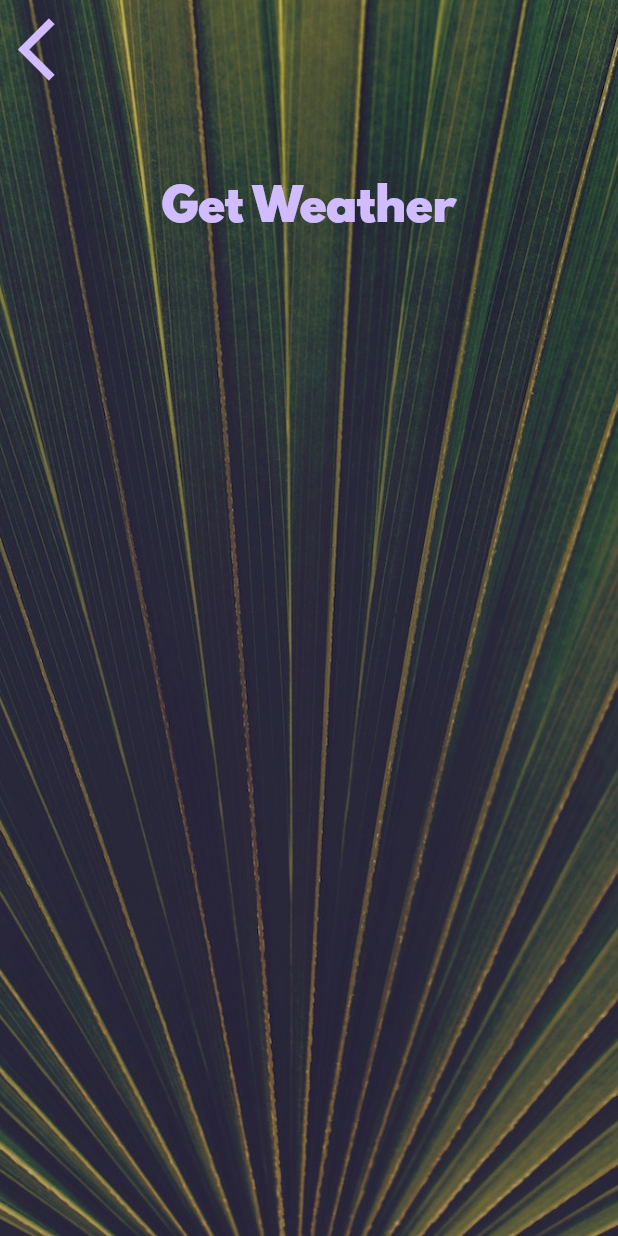
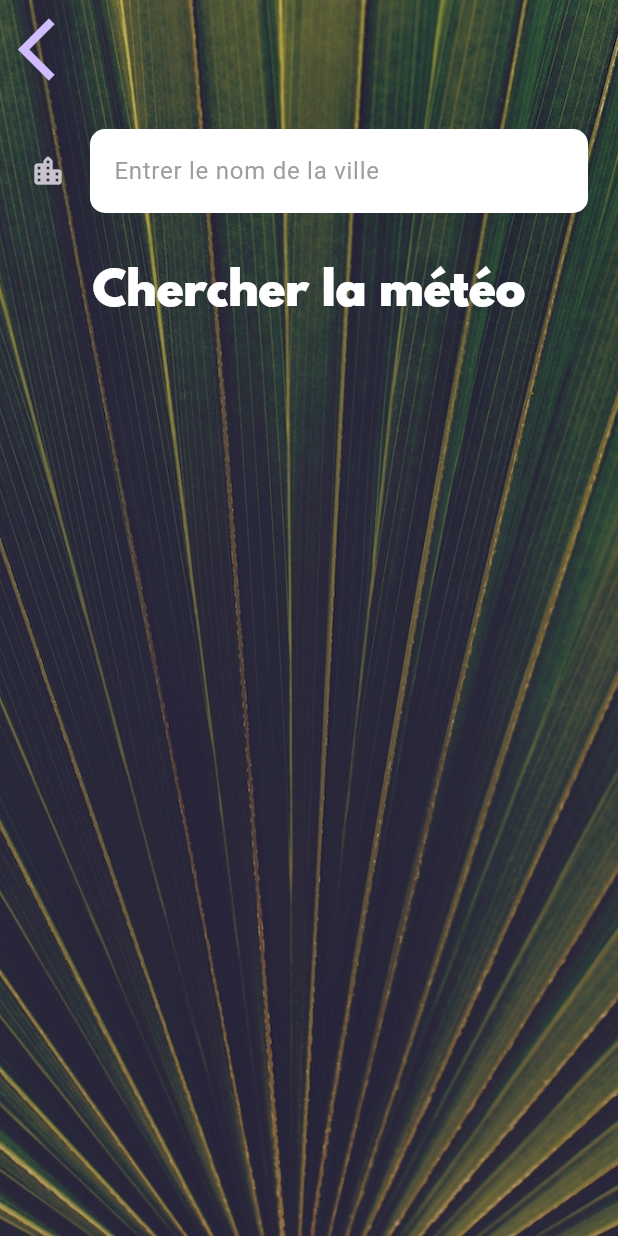
Before and after one commit to Abberate/clima, a Flutter app: the LocationScreen screen opened directly, after a tap on the "location city" icon, on a phone screen of 412 x 824 dp. Run offline on Flutter 3.47's test engine with Material 3 defaults, Android fonts, the phone set to English and light mode, and no system bars; our stand-ins replace flutter_spinkit, geolocator, permission_handler; network calls fail.

Commit message:
18-08-2024-commit

```diff
--- a/lib/screens/city_screen.dart
+++ b/lib/screens/city_screen.dart
@@ -7,6 +7,7 @@ class CityScreen extends StatefulWidget {
 }
 
 class _CityScreenState extends State<CityScreen> {
+  late String cityName;
   @override
   Widget build(BuildContext context) {
     return Scaffold(
@@ -24,7 +25,9 @@ class _CityScreenState extends State<CityScreen> {
               Align(
                 alignment: Alignment.topLeft,
                 child: TextButton(
-                  onPressed: () {},
+                  onPressed: () {
+                    Navigator.pop(context);
+                  },
                   child: Icon(
                     Icons.arrow_back_ios,
                     size: 50.0,
@@ -33,12 +36,19 @@ class _CityScreenState extends State<CityScreen> {
               ),
               Container(
                 padding: EdgeInsets.all(20.0),
-                child: null,
+                child: TextField(
+                  style: TextStyle(color: Colors.black),
+                  decoration: kTextFieldStryle,
+                  onChanged: (value){
+                    cityName = value;
+                  },
+                ),
               ),
               TextButton(
-                onPressed: () {},
+                onPressed: () {
+                  Navigator.pop(context, cityName);                },
                 child: Text(
-                  'Get Weather',
+                  'Chercher la météo',
                   style: kButtonTextStyle,
                 ),
               ),
--- a/lib/screens/location_screen.dart
+++ b/lib/screens/location_screen.dart
@@ -73,14 +73,19 @@ class _LocationScreenState extends State<LocationScreen> {
                     ),
                   ),
                   TextButton(
-                    onPressed: () {
-                      Navigator.push(context, MaterialPageRoute(builder: (context){return CityScreen(); }));
+                    onPressed: () async{
+                      var tapedCity = await Navigator.push(context, MaterialPageRoute(builder: (context){return CityScreen(); }));
+                      if(tapedCity != null){
+                       var weatherData= await weather.getCityWeather(tapedCity);
+                       updateUI(weatherData);
+                      }
                     },
                     child: Icon(
                       Icons.location_city,
                       size: 50.0,
                     ),
                   ),
+
                 ],
               ),
               Padding(
--- a/lib/services/location.dart
+++ b/lib/services/location.dart
@@ -12,7 +12,8 @@ class Location {
     if (await _checkLocationPermission()) {
       try {
         Position position = await Geolocator.getCurrentPosition(
-            desiredAccuracy: LocationAccuracy.low);
+            desiredAccuracy: LocationAccuracy.low); //low pour plus de precision
+
         latitude = position.latitude;
         longitude = position.longitude;
       } catch (e) {
--- a/lib/utilities/constants.dart
+++ b/lib/utilities/constants.dart
@@ -13,8 +13,21 @@ const kMessageTextStyle = TextStyle(
 const kButtonTextStyle = TextStyle(
   fontSize: 30.0,
   fontFamily: 'Spartan MB',
+  color: Colors.white
 );
 
 const kConditionTextStyle = TextStyle(
   fontSize: 100.0,
 );
+
+const kTextFieldStryle = InputDecoration(
+    filled: true,
+    fillColor: Colors.white,
+    icon: Icon(Icons.location_city_rounded),
+    hintText: "Entrer le nom de la ville",
+    hintStyle: TextStyle(color: Colors.grey),
+    border: OutlineInputBorder(
+        borderRadius: BorderRadius.all(Radius.circular(10)),
+        borderSide: BorderSide.none
+    )
+);
```
Also changed, not shown: lib/services/weather.dart (+25 -0 lines).
